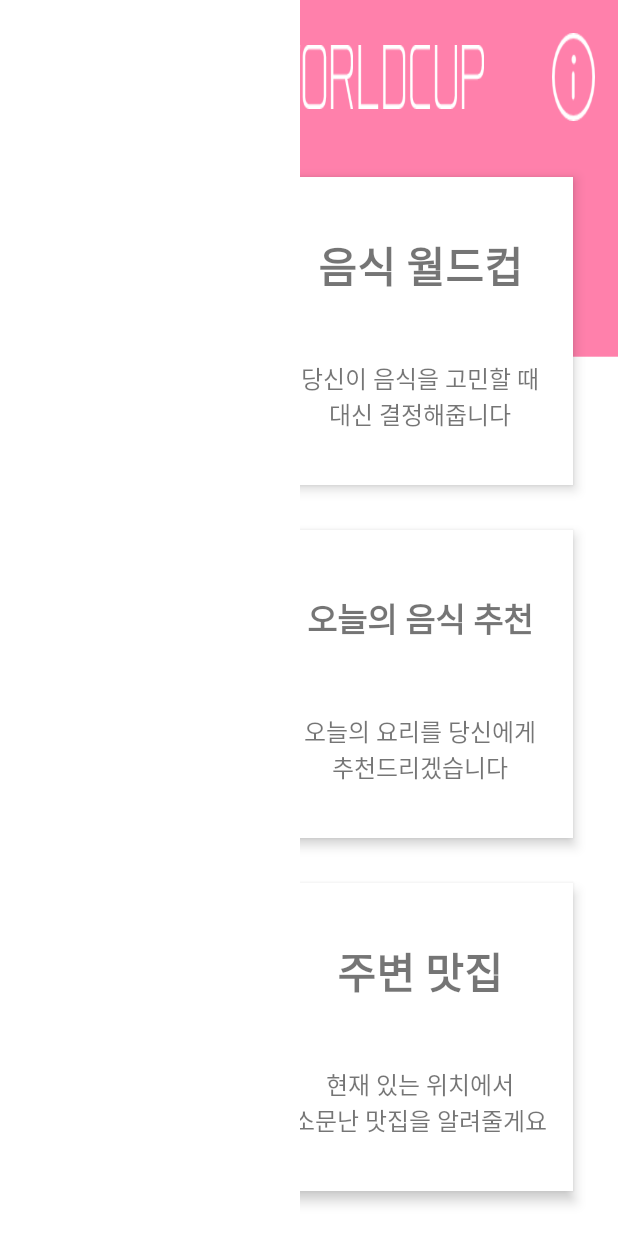
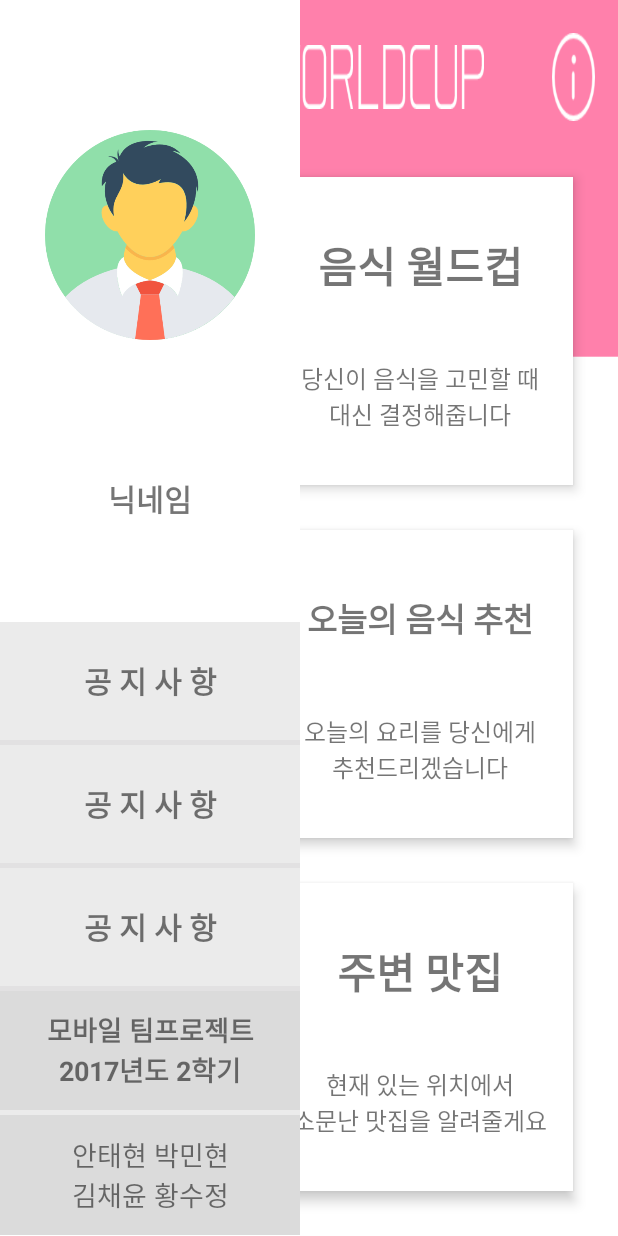
Before and after one commit to antaehyeon/SejongLecture_AndroidTeamProgramming, an Android app: the screen it shows after launch (MainActivity), after a tap on an icon or button, on a phone screen of 412 x 824 dp. Run offline under Robolectric (Android 15) with nearby library versions, the phone set to English and light mode, and no system bars.

Commit message:
Update activity_main - 페이지 추가 (슬라이드 애니메이션 적용)

```diff
--- a/app/src/main/java/com/example/hyeon/foodworldcupproject/MainActivity.java
+++ b/app/src/main/java/com/example/hyeon/foodworldcupproject/MainActivity.java
@@ -1,6 +1,8 @@
 package com.example.hyeon.foodworldcupproject;
 
 import android.graphics.Color;
+import android.graphics.drawable.ShapeDrawable;
+import android.graphics.drawable.shapes.OvalShape;
 import android.support.v4.widget.SlidingPaneLayout;
 import android.support.v7.app.ActionBar;
 import android.support.v7.app.AppCompatActivity;
@@ -22,6 +24,8 @@ public class MainActivity extends AppCompatActivity {
     LinearLayout mainLayout;
 
     ImageButton myPageButton;
+
+    ImageView myPageimageView;
 
     @Override
     protected void onCreate(Bundle savedInstanceState) {
--- a/app/src/main/res/layout/activity_main.xml
+++ b/app/src/main/res/layout/activity_main.xml
@@ -196,5 +196,91 @@
         android:layout_gravity="left"
         android:background="#FFFFFFFF"
         android:visibility="gone">
+
+        <ImageView
+            android:id="@+id/imgView_myPage"
+            android:layout_width="match_parent"
+            android:layout_height="0dp"
+            android:layout_weight="4"
+            android:layout_gravity="bottom"
+            android:cropToPadding="true"
+            android:paddingHorizontal="30dp"
+            android:src="@drawable/man_circle"/>
+        <TextView
+            android:layout_width="match_parent"
+            android:layout_height="0dp"
+            android:gravity="center"
+            android:textStyle="bold"
+            android:textSize="20dp"
+            android:text="닉네임"
+            android:layout_weight="0.5"/>
+        <View
+            android:layout_width="match_parent"
+            android:layout_height="0dp"
+            android:layout_weight="0.8"/>
+        <TextView
+            android:layout_width="match_parent"
+            android:layout_height="0dp"
+            android:background="#EBEBEB"
+            android:text="공 지 사 항"
+            android:gravity="center"
+            android:textSize="20dp"
+            android:textStyle="bold"
+            android:layout_weight="1"/>
+        <View
+            android:layout_width="match_parent"
+            android:layout_height="0dp"
+            android:background="#E2E1E2"
+            android:layout_weight="0.05"/>
+        <TextView
+            android:layout_width="match_parent"
+            android:layout_height="0dp"
+            android:background="#EBEBEB"
+            android:text="공 지 사 항"
+            android:gravity="center"
+            android:textSize="20dp"
+            android:textStyle="bold"
+            android:layout_weight="1"/>
+        <View
+            android:layout_width="match_parent"
+            android:layout_height="0dp"
+            android:background="#E2E1E2"
+            android:layout_weight="0.05"/>
+        <TextView
+            android:layout_width="match_parent"
+            android:layout_height="0dp"
+            android:background="#EBEBEB"
+            android:text="공 지 사 항"
+            android:gravity="center"
+            android:textSize="20dp"
+            android:textStyle="bold"
+            android:layout_weight="1"/>
+        <View
+            android:layout_width="match_parent"
+            android:layout_height="0dp"
+            android:background="#E2E1E2"
+            android:layout_weight="0.05"/>
+        <TextView
+            android:layout_width="match_parent"
+            android:layout_height="0dp"
+            android:layout_weight="1"
+            android:gravity="center"
+            android:background="#DBDBDB"
+            android:textStyle="bold"
+            android:textSize="18dp"
+            android:text="모바일 팀프로젝트\n2017년도 2학기"/>
+        <View
+            android:layout_width="match_parent"
+            android:layout_height="0dp"
+            android:background="#EBEBEB"
+            android:layout_weight="0.05"/>
+        <TextView
+            android:layout_width="match_parent"
+            android:layout_height="0dp"
+            android:layout_weight="1"
+            android:textSize="18dp"
+            android:gravity="center"
+            android:background="#DBDBDB"
+            android:text="안태현 박민현\n김채윤 황수정" />
     </LinearLayout>
 </FrameLayout>
```
Also changed, not shown: app/src/main/res/drawable/boy.png (added), app/src/main/res/drawable/girl.png (added), app/src/main/res/drawable/man_circle.png (added), 1 other file.
